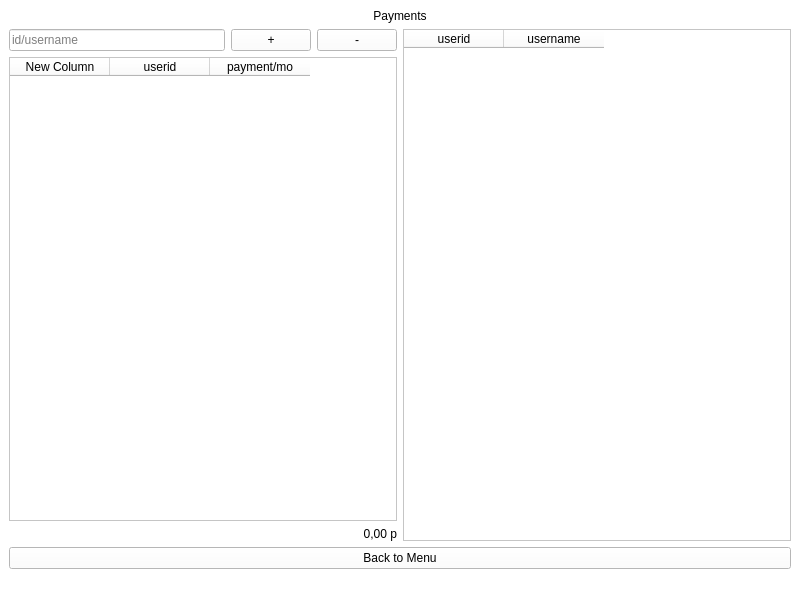
The window that Designs/Payments.ui (AlliumPro/statistics-innoprog) describes before a commit, drawn with Qt 5.
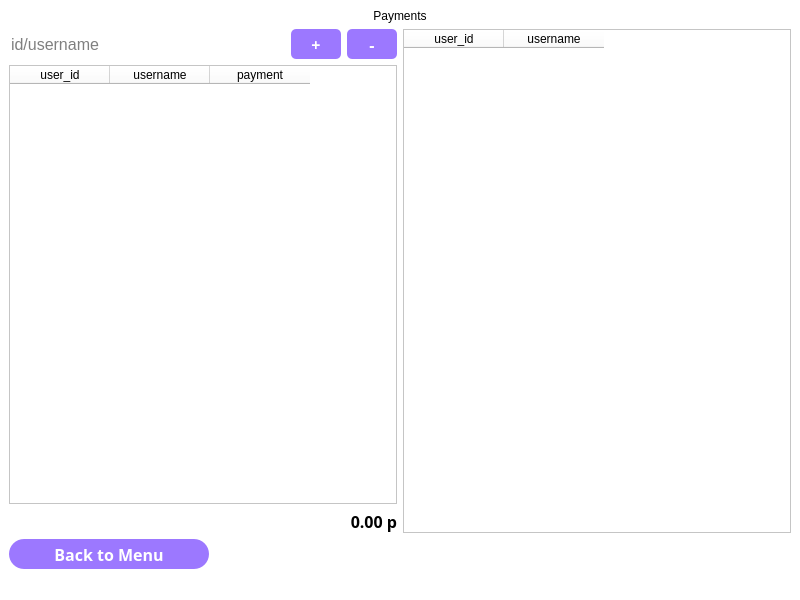
The same window after the commit.

Commit message: created addUser methods.

The edit to the form file:
```diff
--- a/Designs/Payments.ui
+++ b/Designs/Payments.ui
@@ -42,9 +42,29 @@
          <layout class="QHBoxLayout" name="horizontalLayout_2">
           <item>
            <widget class="QLineEdit" name="enterid">
+            <property name="sizePolicy">
+             <sizepolicy hsizetype="Expanding" vsizetype="Fixed">
+              <horstretch>0</horstretch>
+              <verstretch>0</verstretch>
+             </sizepolicy>
+            </property>
+            <property name="minimumSize">
+             <size>
+              <width>0</width>
+              <height>30</height>
+             </size>
+            </property>
+            <property name="font">
+             <font>
+              <pointsize>12</pointsize>
+             </font>
+            </property>
             <property name="text">
              <string/>
             </property>
+            <property name="frame">
+             <bool>false</bool>
+            </property>
             <property name="placeholderText">
              <string>id/username</string>
             </property>
@@ -52,6 +72,50 @@
           </item>
           <item>
            <widget class="QPushButton" name="addButton">
+            <property name="sizePolicy">
+             <sizepolicy hsizetype="Minimum" vsizetype="Preferred">
+              <horstretch>0</horstretch>
+              <verstretch>0</verstretch>
+             </sizepolicy>
+            </property>
+            <property name="minimumSize">
+             <size>
+              <width>50</width>
+              <height>0</height>
+             </size>
+            </property>
+            <property name="font">
+             <font>
+              <family>Rubik</family>
+              <pointsize>12</pointsize>
+              <weight>75</weight>
+              <bold>true</bold>
+             </font>
+            </property>
+            <property name="styleSheet">
+             <string notr="true">QPushButton {
+background-color: rgb(156, 120, 255);
+border-radius: 5px;
+	color: rgb(255, 255, 255);
+font-family: 'Rubik';
+}
+QPushButton:hover {
+background-color:rgb(170, 145, 204);
+border-radius: 5px;
+color: rgb(255, 255, 255);
+border-color: rgb(255, 255, 255);
+
+}
+QPushButton:pressed {
+background-color:rgb(125, 96, 204);
+border-radius: 5px;
+color: rgb(255, 255, 255);
+border-color: rgb(255, 255, 255);
+
+}
+
+</string>
+            </property>
             <property name="text">
              <string>+</string>
             </property>
@@ -59,6 +123,52 @@
           </item>
           <item>
            <widget class="QPushButton" name="removeButton">
+            <property name="sizePolicy">
+             <sizepolicy hsizetype="Minimum" vsizetype="Preferred">
+              <horstretch>0</horstretch>
+              <verstretch>0</verstretch>
+             </sizepolicy>
+            </property>
+            <property name="minimumSize">
+             <size>
+              <width>50</width>
+              <height>0</height>
+             </size>
+            </property>
+            <property name="font">
+             <font>
+              <family>Rubik</family>
+              <pointsize>12</pointsize>
+              <weight>75</weight>
+              <italic>false</italic>
+              <bold>true</bold>
+             </font>
+            </property>
+            <property name="styleSheet">
+             <string notr="true">QPushButton {
+background-color: rgb(156, 120, 255);
+border-radius: 5px;
+	color: rgb(255, 255, 255);
+font-family: 'Rubik';
+}
+QPushButton:hover {
+background-color:rgb(170, 145, 204);
+border-radius: 5px;
+color: rgb(255, 255, 255);
+border-color: rgb(255, 255, 255);
+
+}
+QPushButton:pressed {
+background-color:rgb(125, 96, 204);
+border-radius: 5px;
+color: rgb(255, 255, 255);
+border-color: rgb(255, 255, 255);
+
+}
+
+
+</string>
+            </property>
             <property name="text">
              <string>-</string>
             </property>
@@ -68,30 +178,44 @@
         </item>
         <item>
          <widget class="QTableWidget" name="resultTable">
+          <property name="sizePolicy">
+           <sizepolicy hsizetype="Expanding" vsizetype="Expanding">
+            <horstretch>0</horstretch>
+            <verstretch>0</verstretch>
+           </sizepolicy>
+          </property>
           <column>
            <property name="text">
-            <string>New Column</string>
+            <string>user_id</string>
            </property>
           </column>
           <column>
            <property name="text">
-            <string>userid</string>
+            <string>username</string>
            </property>
           </column>
           <column>
            <property name="text">
-            <string>payment/mo</string>
+            <string>payment</string>
            </property>
           </column>
          </widget>
         </item>
         <item>
          <widget class="QLabel" name="resultProfit">
+          <property name="font">
+           <font>
+            <family>Arial Black</family>
+            <pointsize>12</pointsize>
+            <weight>75</weight>
+            <bold>true</bold>
+           </font>
+          </property>
           <property name="layoutDirection">
            <enum>Qt::LeftToRight</enum>
           </property>
           <property name="text">
-           <string>0,00 р</string>
+           <string>0.00 р</string>
           </property>
           <property name="alignment">
            <set>Qt::AlignRight|Qt::AlignTrailing|Qt::AlignVCenter</set>
@@ -104,7 +228,7 @@
        <widget class="QTableWidget" name="searchTable">
         <column>
          <property name="text">
-          <string>userid</string>
+          <string>user_id</string>
          </property>
         </column>
         <column>
@@ -118,6 +242,50 @@
     </item>
     <item>
      <widget class="QPushButton" name="backToMenu">
+      <property name="minimumSize">
+       <size>
+        <width>0</width>
+        <height>30</height>
+       </size>
+      </property>
+      <property name="maximumSize">
+       <size>
+        <width>200</width>
+        <height>16777215</height>
+       </size>
+      </property>
+      <property name="font">
+       <font>
+        <family>Arial Black</family>
+        <pointsize>12</pointsize>
+        <weight>75</weight>
+        <bold>true</bold>
+       </font>
+      </property>
+      <property name="styleSheet">
+       <string notr="true">QPushButton {
+background-color:rgb(156, 120, 255);
+border-radius: 15px;
+color: rgb(255, 255, 255);
+
+}
+
+QPushButton:hover {
+background-color:rgb(170, 145, 204);
+border-radius: 15px;
+color: rgb(255, 255, 255);
+
+}
+QPushButton:pressed {
+background-color:rgb(125, 96, 204);
+border-radius: 15px;
+color: rgb(255, 255, 255);
+
+}
+
+
+</string>
+      </property>
       <property name="text">
        <string>Back to Menu</string>
       </property>
```
Left out of the diff: 6 changed lines with no effect on the pictures. The commit also changes 5 other files.
